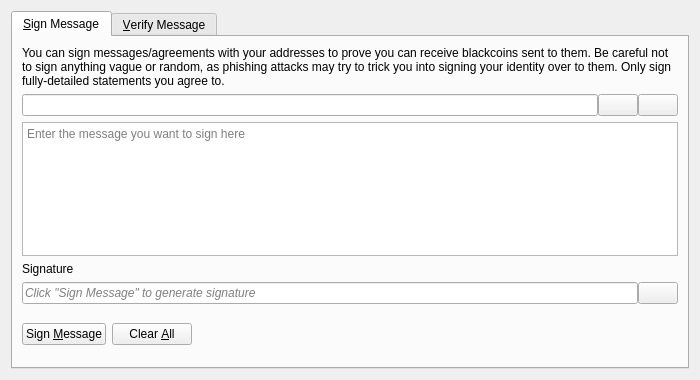
watsoncoders/Pavnetwork, file src/qt/forms/signverifymessagedialog.ui: the form before one commit.
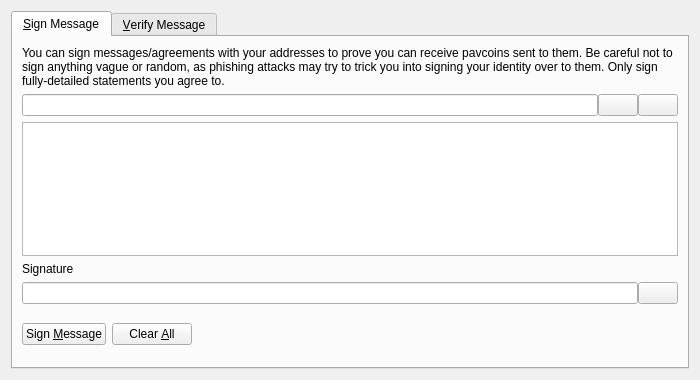
The form after the commit. Icons and pictures are not drawn. Custom widgets are drawn as their Qt base class.

What changed in the file:
```diff
--- a/src/qt/forms/signverifymessagedialog.ui
+++ b/src/qt/forms/signverifymessagedialog.ui
@@ -30,7 +30,7 @@
        <item>
         <widget class="QLabel" name="infoLabel_SM">
          <property name="text">
-          <string>You can sign messages/agreements with your addresses to prove you can receive blackcoins sent to them. Be careful not to sign anything vague or random, as phishing attacks may try to trick you into signing your identity over to them. Only sign fully-detailed statements you agree to.</string>
+          <string>You can sign messages/agreements with your addresses to prove you can receive pavcoins sent to them. Be careful not to sign anything vague or random, as phishing attacks may try to trick you into signing your identity over to them. Only sign fully-detailed statements you agree to.</string>
          </property>
          <property name="textFormat">
           <enum>Qt::PlainText</enum>
@@ -99,9 +99,6 @@
          <property name="toolTip">
           <string>Enter the message you want to sign here</string>
          </property>
-         <property name="placeholderText">
-          <string>Enter the message you want to sign here</string>
-         </property>
         </widget>
        </item>
        <item>
@@ -121,9 +118,6 @@
          </property>
          <item>
           <widget class="QLineEdit" name="signatureOut_SM">
-           <property name="placeholderText">
-            <string>Click "Sign Message" to generate signature</string>
-           </property>
            <property name="font">
             <font>
              <italic>true</italic>
```
Left out of the diff: 28 changed lines with no effect on the pictures.
